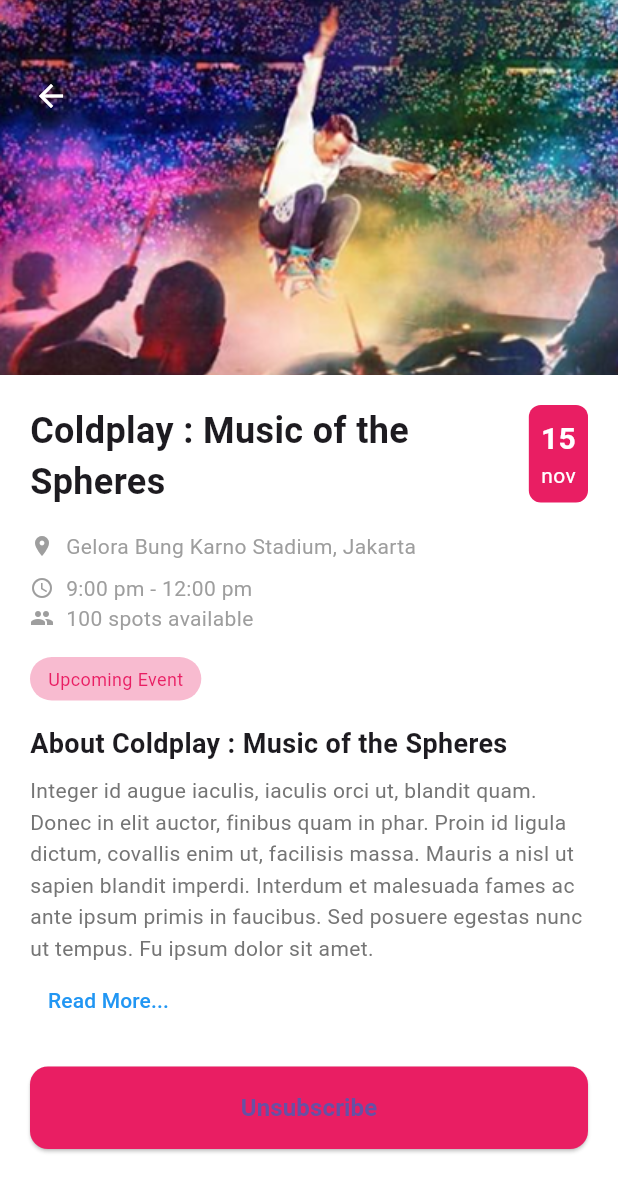
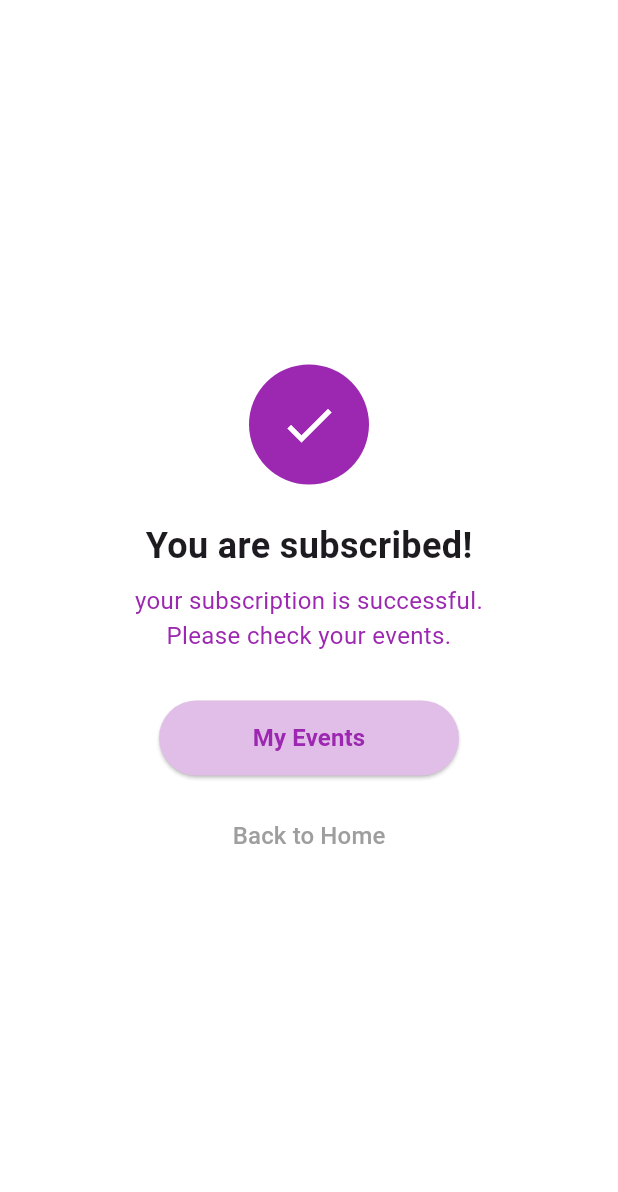
Before and after one commit to lunajulio/f_events_app, a Flutter app: the EventDetailsPage screen opened directly with sample values from the repository, after a tap on "Subscribe", on a phone screen of 412 x 824 dp. Shown: the top 1192 px of the screen. Run offline on Flutter 3.47's test engine with Material 3 defaults, Android fonts, the phone set to English and light mode, and no system bars; our stand-ins replace get.

```diff
--- a/lib/data/eventlist.dart
+++ b/lib/data/eventlist.dart
@@ -1,4 +1,3 @@
-import '../controllers/event_controller.dart';
 import 'package:event_app/models/event.dart';
 
 List<Event> EventsList = [
--- a/lib/main.dart
+++ b/lib/main.dart
@@ -10,6 +10,8 @@ void main() {
 }
 
 class MyApp extends StatelessWidget {
+  const MyApp({super.key});
+
 
   @override
   Widget build(BuildContext context) {
--- a/lib/pages/event_details.dart
+++ b/lib/pages/event_details.dart
@@ -2,6 +2,7 @@ import 'package:event_app/controllers/event_controller.dart';
 import 'package:flutter/material.dart';
 import 'package:get/get.dart';
 import '../models/event.dart';
+import 'subscription_success.dart';
 
 class EventDetailsPage extends StatelessWidget {
   final Event event;
@@ -68,7 +69,7 @@ class EventDetailsPage extends StatelessWidget {
                         child: Column(
                           children: [
                             Text(
-                              '15',
+                              event.day,
                               style: TextStyle(
                                 color: Colors.white,
                                 fontSize: 20,
@@ -76,7 +77,7 @@ class EventDetailsPage extends StatelessWidget {
                               ),
                             ),
                             Text(
-                              'nov',
+                              event.month.length > 3 ? event.month.substring(0, 3) : event.month,
                               style: TextStyle(
                                 color: Colors.white,
                                 fontSize: 14,
@@ -170,10 +171,20 @@ class EventDetailsPage extends StatelessWidget {
                   SizedBox(height: 20),
 
                   // Botón de suscripción
-                  Obx(() => Container(
+                  // Modifica el botón de suscripción en EventDetailsPage
+                Obx(() => SizedBox(
                   width: double.infinity,
                   child: ElevatedButton(
-                      onPressed: () => controller.toggleSubscription(event),
+                    onPressed: () {
+                      if (!controller.isSubscribed(event)) {
+                        controller.toggleSubscription(event);
+                        Get.to(() => SubscriptionSuccess(),
+                          transition: Transition.fadeIn
+                        );
+                      } else {
+                        controller.toggleSubscription(event);
+                      }
+                    },
                     style: ElevatedButton.styleFrom(
                       backgroundColor: Colors.pink,
                       padding: EdgeInsets.symmetric(vertical: 16),
@@ -186,6 +197,7 @@ class EventDetailsPage extends StatelessWidget {
                           ? 'Unsubscribe'
                           : 'Subscribe',
                       style: TextStyle(
+                        color: Colors.white,
                         fontSize: 16,
                         fontWeight: FontWeight.bold,
                       ),
--- a/lib/pages/homepage.dart
+++ b/lib/pages/homepage.dart
@@ -8,6 +8,8 @@ import '../controllers/navigation_controller.dart';
 class HomePage extends StatelessWidget {
   final EventController controller = Get.find();
   final NavigationController navigationController = Get.find();
+
+  HomePage({super.key});
 
   @override
   Widget build(BuildContext context) {
--- /dev/null
+++ b/lib/pages/subscription_success.dart
@@ -0,0 +1,79 @@
+// pages/subscription_success_page.dart
+import 'package:flutter/material.dart';
+import 'package:get/get.dart';
+
+class SubscriptionSuccess extends StatelessWidget {
+  @override
+  Widget build(BuildContext context) {
+    return Scaffold(
+      backgroundColor: Colors.white,
+      body: Center(
+        child: Column(
+          mainAxisAlignment: MainAxisAlignment.center,
+          children: [
+            Container(
+              width: 80,
+              height: 80,
+              decoration: BoxDecoration(
+                color: Colors.purple,
+                shape: BoxShape.circle,
+              ),
+              child: Icon(
+                Icons.check,
+                color: Colors.white,
+                size: 40,
+              ),
+            ),
+            SizedBox(height: 24),
+            Text(
+              'You are subscribed!',
+              style: TextStyle(
+                fontSize: 24,
+                fontWeight: FontWeight.bold,
+              ),
+            ),
+            SizedBox(height: 8),
+            Text(
+              'your subscription is successful.\nPlease check your events.',
+              textAlign: TextAlign.center,
+              style: TextStyle(
+                color: Colors.purple,
+                fontSize: 16,
+              ),
+            ),
+            SizedBox(height: 32),
+            ElevatedButton(
+              onPressed: () => Get.toNamed('/my-events'),
+              style: ElevatedButton.styleFrom(
+                backgroundColor: Colors.purple.shade100,
+                minimumSize: Size(200, 50),
+                shape: RoundedRectangleBorder(
+                  borderRadius: BorderRadius.circular(25),
+                ),
+              ),
+              child: Text(
+                'My Events',
+                style: TextStyle(
+                  color: Colors.purple,
+                  fontSize: 16,
+                  fontWeight: FontWeight.bold,
+                ),
+              ),
+            ),
+            SizedBox(height: 16),
+            TextButton(
+              onPressed: () => Get.offAllNamed('/'),
+              child: Text(
+                'Back to Home',
+                style: TextStyle(
+                  color: Colors.grey,
+                  fontSize: 16,
+                ),
+              ),
+            ),
+          ],
+        ),
+      ),
+    );
+  }
+}
--- a/lib/routes/app_routes.dart
+++ b/lib/routes/app_routes.dart
@@ -3,6 +3,7 @@ import '../pages/homepage.dart';
 import '../pages/my_events.dart';
 import '../pages/event_details.dart';
 import '../pages/all_events.dart';
+import '../pages/subscription_success.dart';
 
 class AppRoutes {
   // Define las rutas como constantes estáticas
@@ -10,6 +11,7 @@ class AppRoutes {
   static const MY_EVENTS = '/my-events';
   static const EVENT_DETAILS = '/event-details';
   static const ALL_EVENTS = '/all-events';
+  static const SUBSCRIPTION = '/subscription-success';
 
   static final pages = [
     GetPage(
@@ -28,5 +30,9 @@ class AppRoutes {
       name: ALL_EVENTS,
       page: () => AllEventsPage(),
     ),
+    GetPage(
+      name: SUBSCRIPTION,
+      page: () => SubscriptionSuccess(),
+    ),
   ];
 }
--- a/lib/widget/eventcard.dart
+++ b/lib/widget/eventcard.dart
@@ -12,10 +12,10 @@ class EventCard extends StatelessWidget {
   final EventController controller = Get.find();
 
   EventCard({
-    Key? key,
+    super.key,
     required this.event,
     this.isMainCard = false,
-  }) : super(key: key);
+  });
 
   @override
   Widget build(BuildContext context) {
```
Also changed, not shown: lib/pages/past_event_detail_page.dart (+28 -6 lines), lib/widget/reviewcard.dart (added, +64 -0 lines), 4 other files. Lines whose indentation alone changed are shown as unchanged.
